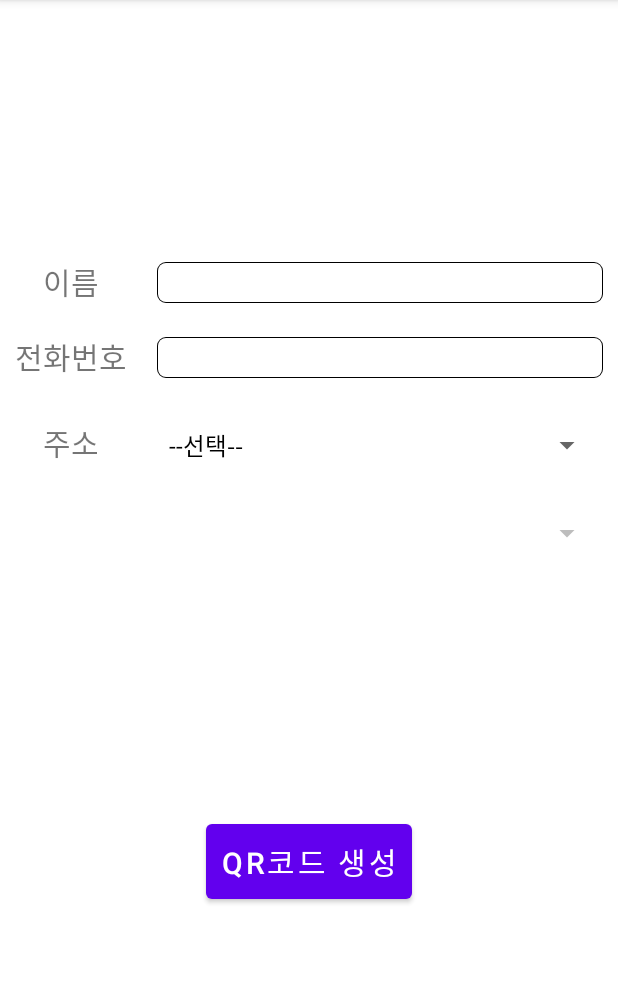
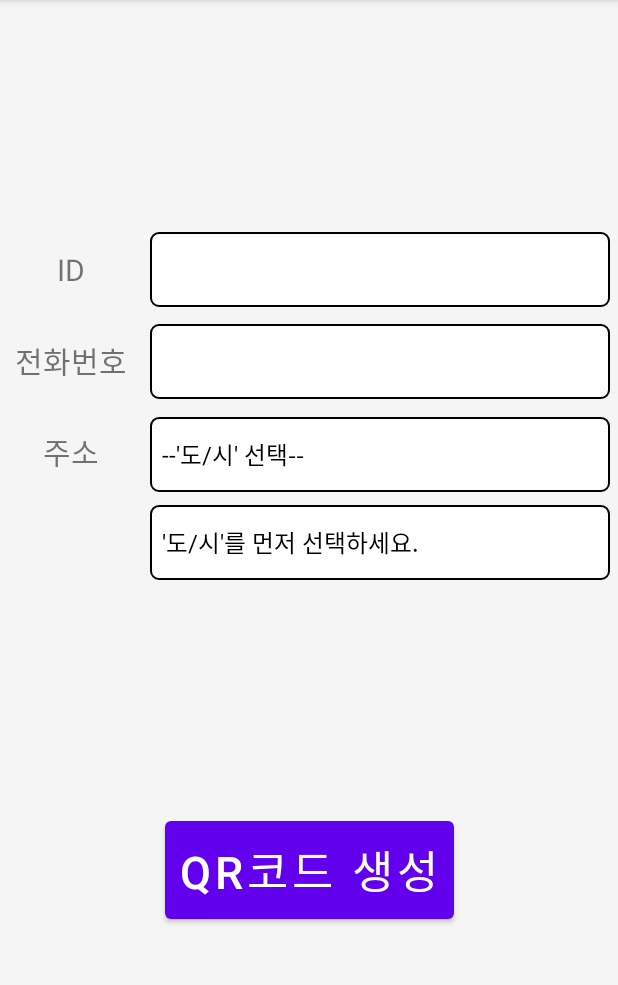
Before and after one commit to dlrgus041/gradUserApp, an Android app: the screen it shows after launch (MainActivity), on a phone screen of 412 x 824 dp, the part 84-1069 px from its top. Run offline under Robolectric (Android 15) with nearby library versions, the phone set to English and light mode, and no system bars; libraries missing offline, so code that uses them is left out: com.journeyapps.barcodescanner.

Commit message:
add 'id' field && change QRcode value

```diff
--- a/app/src/main/java/org/grad/user/MainActivity.kt
+++ b/app/src/main/java/org/grad/user/MainActivity.kt
@@ -26,7 +26,7 @@ class MainActivity : AppCompatActivity() {
 
     private lateinit var layoutInfo: ConstraintLayout
     private lateinit var layoutQR: ConstraintLayout
-    private lateinit var name: EditText
+    private lateinit var code: EditText
     private lateinit var phone: EditText
     private lateinit var confirm: Button
     private lateinit var modify: Button
@@ -48,7 +48,7 @@ class MainActivity : AppCompatActivity() {
         layoutInfo = findViewById(R.id.layoutInfo)
         layoutQR = findViewById(R.id.layoutQR)
 
-        name = findViewById(R.id.editTextName)
+        code = findViewById(R.id.editTextId)
         phone = findViewById(R.id.editTextPhone)
 
         adArr = intArrayOf(
@@ -61,9 +61,10 @@ class MainActivity : AppCompatActivity() {
 
         spn1 = findViewById(R.id.spinner1)
         spn2 = findViewById(R.id.spinner2)
+
         enableSecondSpinner(false)
 
-        spn1.adapter = ArrayAdapter.createFromResource(this, adArr[0], android.R.layout.simple_spinner_dropdown_item)
+        spn1.adapter = ArrayAdapter.createFromResource(this, R.array.addr00, android.R.layout.simple_spinner_dropdown_item)
         spn1.onItemSelectedListener = object : AdapterView.OnItemSelectedListener {
 
             override fun onItemSelected(parent: AdapterView<*>?, view: View, position: Int, id: Long) {
@@ -81,10 +82,10 @@ class MainActivity : AppCompatActivity() {
 
         confirm = findViewById(R.id.btnQR)
         confirm.setOnClickListener {
-            if (name.text.isEmpty() || phone.text.isEmpty() || address == 0) alertError()
+            if (code.text.isEmpty() || phone.text.isEmpty() || address == 0) alertError()
             else {
                 pref.edit {
-                    putString("name", name.text.toString())
+                    putString("id", code.text.toString())
                     putString("phone", phone.text.toString())
                     putInt("address", address)
                 }
@@ -99,7 +100,7 @@ class MainActivity : AppCompatActivity() {
             switchQRToInfo()
         }
 
-        if (pref.contains("name")) createQR(imgView, makeMsg())
+        if (pref.contains("id")) createQR(imgView, makeMsg())
         else switchQRToInfo()
     }
 
@@ -117,7 +118,7 @@ class MainActivity : AppCompatActivity() {
 
     private fun alertError() {
         AlertDialog.Builder(this).setTitle("오류").setMessage(
-            if (name.text.isEmpty()) "이름을 입력해주세요."
+            if (code.text.isEmpty()) "ID를 입력해주세요."
             else if (phone.text.isEmpty()) "전화번호를 입력해주세요."
             else "주소를 입력해주세요."
         ).setPositiveButton("확인") { _, _ -> }.show()
@@ -135,7 +136,7 @@ class MainActivity : AppCompatActivity() {
 
     private fun makeMsg(): String {
         return with(pref) {
-            getString("phone", "null") + "$" + getInt("address", 0)
+            getString("id", "-1") + "#" + getString("phone", "null") + "$" + getInt("address", -1)
         }
     }
 
@@ -143,15 +144,15 @@ class MainActivity : AppCompatActivity() {
         view.setImageBitmap(
             BarcodeEncoder().createBitmap(
                 QRCodeWriter().encode(
-                    msg, BarcodeFormat.QR_CODE, 300, 300, hints
+                    msg, BarcodeFormat.QR_CODE, 250, 250, hints
                 )
             )
         )
     }
 
     fun enableSecondSpinner(flag: Boolean) {
-        spn2.isEnabled = flag
         spn2.isClickable = flag
+        spn2.adapter = ArrayAdapter.createFromResource(this, adArr[0], android.R.layout.simple_spinner_dropdown_item)
     }
 
     fun changeSecondSpinner(pos: Int) {
--- /dev/null
+++ b/app/src/main/res/drawable/spinner_design.xml
@@ -0,0 +1,19 @@
+<?xml version="1.0" encoding="utf-8"?>
+<shape xmlns:android="http://schemas.android.com/apk/res/android"
+        android:shape="rectangle">
+
+    <!-- #f5f5f5" 색으로 채움 -->
+    <solid
+            android:color="#ffffff"/>
+
+    <!-- 1dp 크기의 #000000 색 테두리 -->
+    <stroke
+            android:width="1dp"
+            android:color="#000000"/>
+    <corners
+            android:bottomRightRadius="5dp"
+            android:bottomLeftRadius="5dp"
+            android:topLeftRadius="5dp"
+            android:topRightRadius="5dp"/>
+
+</shape>
--- a/app/src/main/res/drawable/text_design.xml
+++ b/app/src/main/res/drawable/text_design.xml
@@ -3,21 +3,7 @@
     <item>
         <shape android:shape="rectangle">
             <stroke android:width = "1dp" android:color = "#000000"/>
-            <corners
-                    android:bottomRightRadius="5dp"
-                    android:bottomLeftRadius="5dp"
-                    android:topLeftRadius="5dp"
-                    android:topRightRadius="5dp"/>
-        </shape>
-    </item>
-
-    <item
-            android:bottom="1dp"
-            android:left="1dp"
-            android:right="1dp"
-            android:top="1dp">
-        <shape android:shape="rectangle">
-            <solid android:color="#FFFFFF"/>
+            <solid android:color="#ffffff"/>
             <corners
                     android:bottomRightRadius="5dp"
                     android:bottomLeftRadius="5dp"
--- a/app/src/main/res/layout/activity_main.xml
+++ b/app/src/main/res/layout/activity_main.xml
@@ -5,6 +5,7 @@
         xmlns:tools="http://schemas.android.com/tools"
         android:layout_width="match_parent"
         android:layout_height="match_parent"
+        android:background="#f5f5f5"
         tools:context=".MainActivity">
 
     <androidx.constraintlayout.widget.ConstraintLayout
@@ -25,19 +26,20 @@
             <TableRow>
 
                 <TextView
-                        android:layout_width="wrap_content"
-                        android:layout_height="wrap_content"
-                        android:layout_margin="10dp"
-                        android:text="이름"
+                        android:layout_width="match_parent"
+                        android:layout_height="match_parent"
+                        android:padding="10dp"
+                        android:text="ID"
                         android:textSize="20sp"
                         android:gravity="center"/>
 
                 <EditText
                         android:layout_weight="1"
                         android:layout_width="match_parent"
-                        android:layout_height="wrap_content"
-                        android:layout_margin="10dp"
-                        android:id="@+id/editTextName"
+                        android:layout_height="50dp"
+                        android:layout_margin="5dp"
+                        android:padding="5dp"
+                        android:id="@+id/editTextId"
                         android:background="@drawable/text_design"
                         android:textSize="20sp" />
 
@@ -46,9 +48,9 @@
             <TableRow>
 
                 <TextView
-                        android:layout_width="wrap_content"
-                        android:layout_height="wrap_content"
-                        android:layout_margin="10dp"
+                        android:layout_width="match_parent"
+                        android:layout_height="match_parent"
+                        android:padding="10dp"
                         android:text="전화번호"
                         android:textSize="20sp"
                         android:gravity="center"/>
@@ -56,8 +58,9 @@
                 <EditText
                         android:layout_weight="1"
                         android:layout_width="match_parent"
-                        android:layout_height="wrap_content"
-                        android:layout_margin="10dp"
+                        android:layout_height="50dp"
+                        android:layout_margin="5dp"
+                        android:padding="5dp"
                         android:inputType="phone"
                         android:id="@+id/editTextPhone"
                         android:background="@drawable/text_design"
@@ -68,9 +71,9 @@
             <TableRow>
 
                 <TextView
-                        android:layout_width="wrap_content"
-                        android:layout_height="wrap_content"
-                        android:layout_margin="10dp"
+                        android:layout_width="match_parent"
+                        android:layout_height="match_parent"
+                        android:padding="10dp"
                         android:text="주소"
                         android:textSize="20sp"
                         android:gravity="center"/>
@@ -78,9 +81,10 @@
                 <Spinner
                         android:layout_weight="1"
                         android:layout_width="match_parent"
-                        android:layout_height="wrap_content"
-                        android:layout_margin="10dp"
+                        android:layout_height="50dp"
+                        android:layout_margin="5dp"
                         android:id="@+id/spinner1"
+                        android:background="@drawable/spinner_design"
                         android:spinnerMode="dialog" />
 
             </TableRow>
@@ -88,15 +92,16 @@
             <TableRow>
 
                 <TextView
-                    android:layout_width="wrap_content"
-                    android:layout_height="wrap_content"/>
+                        android:layout_width="match_parent"
+                        android:layout_height="match_parent"/>
 
                 <Spinner
                         android:layout_weight="1"
                         android:layout_width="match_parent"
-                        android:layout_height="30dp"
-                        android:layout_margin="10dp"
+                        android:layout_height="50dp"
+                        android:layout_margin="5dp"
                         android:id="@+id/spinner2"
+                        android:background="@drawable/spinner_design"
                         android:spinnerMode="dialog" />
 
             </TableRow>
@@ -109,7 +114,7 @@
                 android:text="QR코드 생성"
                 android:padding="10dp"
                 android:id="@+id/btnQR"
-            android:textSize="20sp"
+                android:textSize="30sp"
                 app:layout_constraintBottom_toBottomOf="parent"
                 app:layout_constraintLeft_toLeftOf="parent"
                 app:layout_constraintRight_toRightOf="parent"
@@ -124,8 +129,8 @@
             android:visibility="invisible">
 
         <ImageView
-            android:layout_width="300dp"
-            android:layout_height="300dp"
+                android:layout_width="250dp"
+                android:layout_height="250dp"
                 android:id="@+id/imgView"
                 app:layout_constraintBottom_toBottomOf="parent"
                 app:layout_constraintLeft_toLeftOf="parent"
@@ -138,7 +143,7 @@
                 android:text="정보 수정"
                 android:padding="10dp"
                 android:id="@+id/btnInfoModify"
-            android:textSize="20sp"
+                android:textSize="30sp"
                 app:layout_constraintBottom_toBottomOf="parent"
                 app:layout_constraintLeft_toLeftOf="parent"
                 app:layout_constraintRight_toRightOf="parent"
--- a/app/src/main/res/values/address.xml
+++ b/app/src/main/res/values/address.xml
@@ -1,7 +1,7 @@
 <?xml version="1.0" encoding="utf-8"?>
 <resources>
-    <string-array name="addr0">
-        <item>--선택--</item>
+    <string-array name="addr00">
+        <item>--'도/시' 선택--</item>
         <item>서울특별시</item>
         <item>광주광역시</item>
         <item>대구광역시</item>
@@ -21,8 +21,12 @@
         <item>제주도</item>
     </string-array>
 
+    <string-array name="addr0">
+        <item>'도/시'를 먼저 선택하세요.</item>
+    </string-array>
+
     <string-array name="addr1">
-        <item>--선택--</item>
+        <item>--'군/구' 선택--</item>
         <item>강남구</item>
         <item>강동구</item>
         <item>강북구</item>
@@ -51,7 +55,7 @@
     </string-array>
 
     <string-array name="addr2">
-        <item>--선택--</item>
+        <item>--'군/구' 선택--</item>
         <item>광산구</item>
         <item>남구</item>
         <item>동구</item>
@@ -60,7 +64,7 @@
     </string-array>
 
     <string-array name="addr3">
-        <item>--선택--</item>
+        <item>--'군/구' 선택--</item>
         <item>남구</item>
         <item>달서구</item>
         <item>동구</item>
@@ -71,7 +75,7 @@
     </string-array>
 
     <string-array name="addr4">
-        <item>--선택--</item>
+        <item>--'군/구' 선택--</item>
         <item>대덕구</item>
         <item>동구</item>
         <item>서구</item>
@@ -80,7 +84,7 @@
     </string-array>
 
     <string-array name="addr5">
-        <item>--선택--</item>
+        <item>--'군/구' 선택--</item>
         <item>강서구</item>
         <item>금정구</item>
         <item>기장군</item>
@@ -100,7 +104,7 @@
     </string-array>
 
     <string-array name="addr6">
-        <item>--선택--</item>
+        <item>--'군/구' 선택--</item>
         <item>남구</item>
         <item>동구</item>
         <item>북구</item>
@@ -109,7 +113,7 @@
     </string-array>
 
     <string-array name="addr7">
-        <item>--선택--</item>
+        <item>--'군/구' 선택--</item>
         <item>강화군</item>
         <item>계양구</item>
         <item>남동구</item>
@@ -124,11 +128,11 @@
 
     <string-array name="addr8">
         <item>--선택--</item>
-        <item>세종특별자치시</item>
+        <item>세종시</item>
     </string-array>
 
     <string-array name="addr9">
-        <item>--선택--</item>
+        <item>--'시/군' 선택--</item>
         <item>강릉</item>
         <item>고성</item>
         <item>동해</item>
@@ -150,7 +154,7 @@
     </string-array>
 
     <string-array name="addr10">
-        <item>--선택--</item>
+        <item>--'시/군' 선택--</item>
         <item>가평</item>
         <item>고양</item>
         <item>과천</item>
@@ -185,7 +189,7 @@
     </string-array>
 
     <string-array name="addr11">
-        <item>--선택--</item>
+        <item>--'시/군' 선택--</item>
         <item>거제</item>
         <item>거창</item>
         <item>고성</item>
@@ -207,7 +211,7 @@
     </string-array>
 
     <string-array name="addr12">
-        <item>--선택--</item>
+        <item>--'시/군' 선택--</item>
         <item>경산</item>
         <item>경주</item>
         <item>고령</item>
@@ -234,7 +238,7 @@
     </string-array>
 
     <string-array name="addr13">
-        <item>--선택--</item>
+        <item>--'시/군' 선택--</item>
         <item>강진</item>
         <item>고흥</item>
         <item>곡성</item>
@@ -260,7 +264,7 @@
     </string-array>
 
     <string-array name="addr14">
-        <item>--선택--</item>
+        <item>--'시/군' 선택--</item>
         <item>고창</item>
         <item>군산</item>
         <item>김제</item>
@@ -278,7 +282,7 @@
     </string-array>
 
     <string-array name="addr15">
-        <item>--선택--</item>
+        <item>--'시/군' 선택--</item>
         <item>계룡</item>
         <item>공주</item>
         <item>금산</item>
@@ -297,7 +301,7 @@
     </string-array>
 
     <string-array name="addr16">
-        <item>--선택--</item>
+        <item>--'시/군' 선택--</item>
         <item>괴산</item>
         <item>단양</item>
         <item>보은</item>
@@ -316,4 +320,5 @@
         <item>서귀포</item>
         <item>제주</item>
     </string-array>
+
 </resources>
```
Also changed, not shown: app/src/main/res/layout/activity_main2.xml (deleted, +0 -118 lines), gradle.properties (+8 -12 lines), 2 other files. Lines whose indentation alone changed are shown as unchanged.
